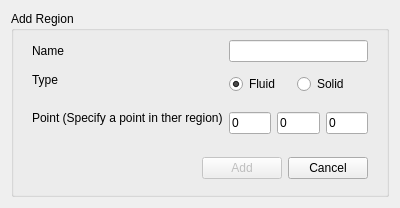
Old version of the form baramMesh/view/region/region_form.ui in the repository nextfoam/baram.
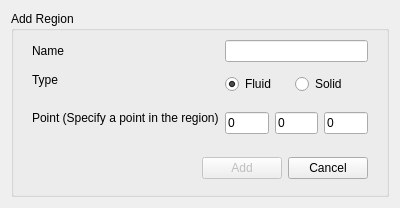
New version of the form.

```diff
--- a/baramMesh/view/region/region_form.ui
+++ b/baramMesh/view/region/region_form.ui
@@ -93,7 +93,7 @@
          <item row="2" column="0">
           <widget class="QLabel" name="label_13">
            <property name="text">
-            <string>Point (Specify a point in ther region)</string>
+            <string>Point (Specify a point in the region)</string>
            </property>
           </widget>
          </item>
```
